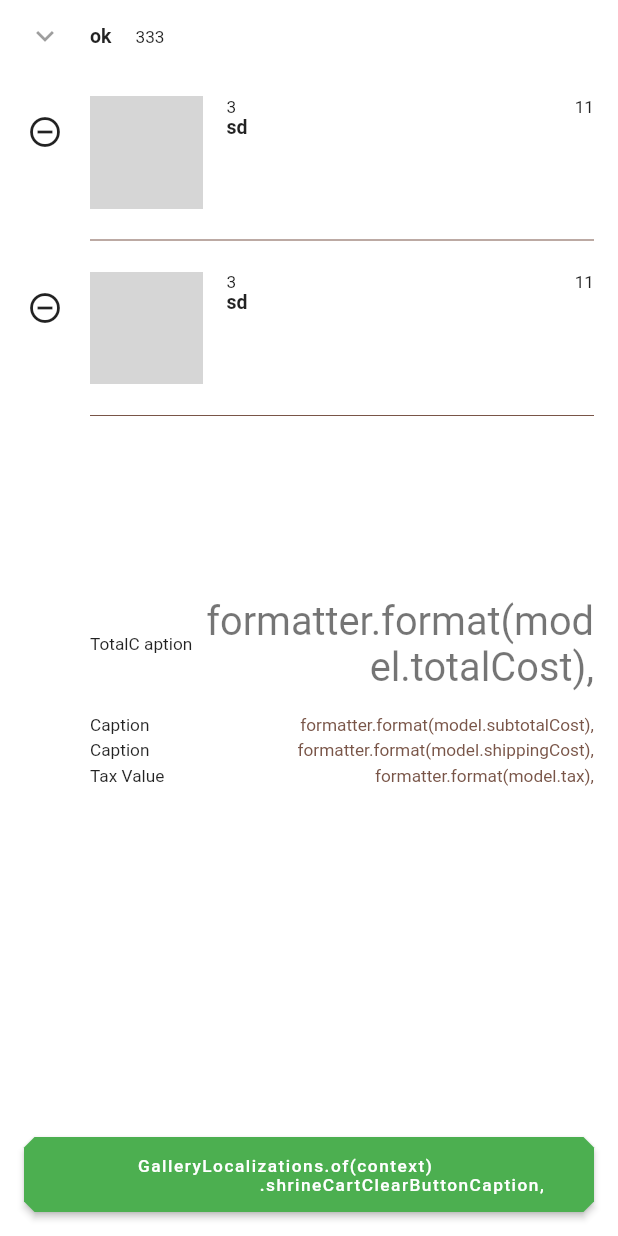
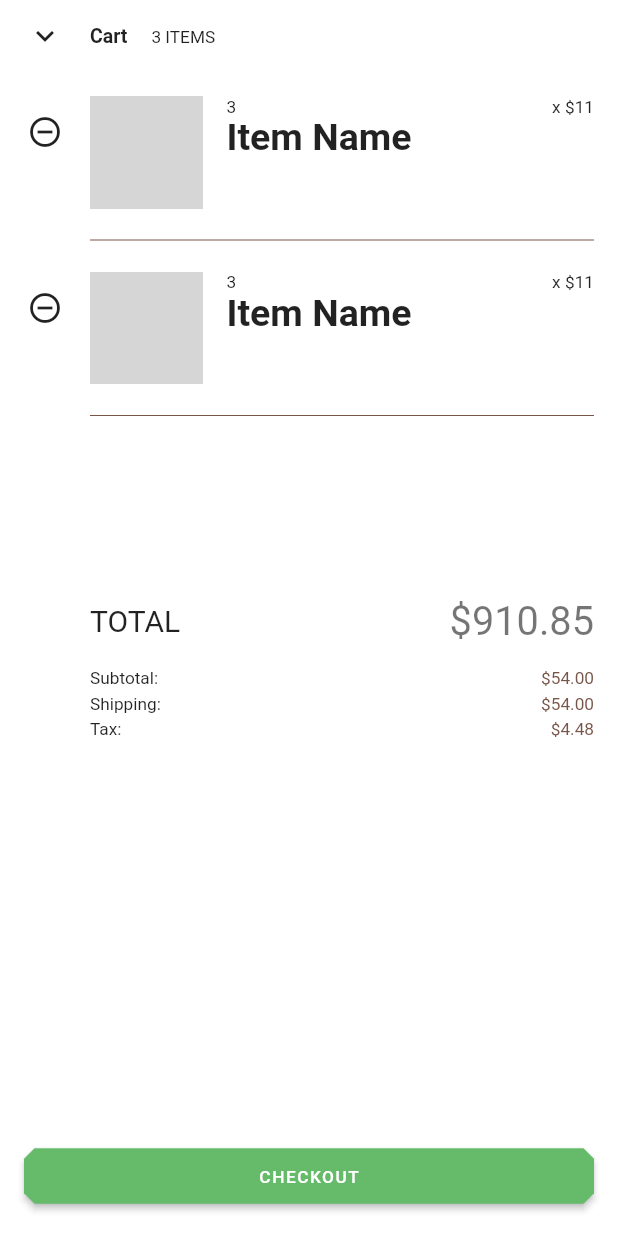
Before and after one commit to CreamyMilk/zukees, a Flutter app: the ShoppingCartPage screen opened by its route, on a phone screen of 412 x 824 dp. Run offline on Flutter 3.47's test engine with Material 2 defaults, Android fonts, the phone set to English and light mode, and no system bars; our stand-ins replace badges, cached_network_image, cloud_firestore, firebase_core, flare_flutter, flushbar and 7 more; accounts and stored records are empty; network calls fail; grey boxes are pictures that could not be loaded.

Commit message:
🛍 Update Cart page

```diff
--- a/lib/pages/shoppingCart.dart
+++ b/lib/pages/shoppingCart.dart
@@ -12,15 +12,30 @@ class ShoppingCartPage extends StatefulWidget {
 
 class _ShoppingCartPageState extends State<ShoppingCartPage> {
   List<Widget> _createShoppingCartRows() {
-    return [ShoppingCartRow(
-            product: Product(category: "null", id: 1, isFeatured: true, name: (_) { return "sd"; }, price: 11),
+    return [
+      ShoppingCartRow(
+        product: Product(
+            category: "null",
+            id: 1,
+            isFeatured: true,
+            name: (_) {
+              return "Item Name";
+            },
+            price: 11),
         quantity: 3,
         onPressed: () {
           // model.removeItemFromCart(id);
         },
       ),
       ShoppingCartRow(
-            product: Product(category: "null", id: 1, isFeatured: true, name: (_) { return "sd"; }, price: 11),
+        product: Product(
+            category: "null",
+            id: 1,
+            isFeatured: true,
+            name: (_) {
+              return "Item Name";
+            },
+            price: 11),
         quantity: 3,
         onPressed: () {
           // model.removeItemFromCart(id);
@@ -36,75 +51,63 @@ class _ShoppingCartPageState extends State<ShoppingCartPage> {
       backgroundColor: Colors.white,
       body: SafeArea(
         child: Container(
-
             child: Stack(
           children: [
             ListView(
               children: [
                 Semantics(
-                        sortKey:
-                            const OrdinalSortKey(0, name: _ordinalSortKeyName),
+                  sortKey: const OrdinalSortKey(0, name: _ordinalSortKeyName),
                   child: Row(
                     children: [
                       SizedBox(
                         width: _startColumnWidth,
                         child: IconButton(
                           icon: const Icon(Icons.keyboard_arrow_down),
-                                onPressed: null,),
+                          onPressed: () {
+                            Navigator.of(context).pop();
+                          },
+                        ),
                         //ExpandingBottomSheet.of(context).close(),
                         // tooltip: GalleryLocalizations.of(context)
                         //     .shrineTooltipCloseCart,
-
                       ),
                       Text(
-                         "ok",
+                        "Cart",
                         style: localTheme.textTheme.subtitle1
                             .copyWith(fontWeight: FontWeight.w600),
                       ),
                       const SizedBox(width: 16),
-                            Text(
-                              "333"
-                              ),
-
+                      Text("3 ITEMS"),
                     ],
                   ),
                 ),
                 const SizedBox(height: 16),
                 Semantics(
-                        sortKey:
-                            const OrdinalSortKey(1, name: _ordinalSortKeyName),
+                  sortKey: const OrdinalSortKey(1, name: _ordinalSortKeyName),
                   child: Column(
                     children: _createShoppingCartRows(),
                   ),
                 ),
-
                 const SizedBox(height: 100),
                 ShoppingCartSummary(),
               ],
-
             ),
             PositionedDirectional(
               bottom: 16,
               start: 16,
               end: 16,
-                    child: Semantics(
-                      sortKey:
-                          const OrdinalSortKey(3, name: _ordinalSortKeyName),
               child: ElevatedButton(
                 style: ElevatedButton.styleFrom(
                   shape: const BeveledRectangleBorder(
                     borderRadius: BorderRadius.all(Radius.circular(7)),
                   ),
-                          primary: Colors.green,
+                  primary: Colors.green[400],
                 ),
                 child: Padding(
                   padding: const EdgeInsets.symmetric(vertical: 12),
                   child: Text(
-                 """           GalleryLocalizations.of(context)
-                                .shrineCartClearButtonCaption,""",
-                            style: TextStyle(
-                                letterSpacing:
-                                    1.0),
+                    "CHECKOUT",
+                    style: TextStyle(letterSpacing: 1.0),
                   ),
                 ),
                 onPressed: () {
@@ -113,13 +116,9 @@ class _ShoppingCartPageState extends State<ShoppingCartPage> {
                 },
               ),
             ),
+          ],
+        )),
       ),
-                ],
-              )
-        ),
-          ),
-
-
     );
   }
 }
@@ -127,16 +126,12 @@ class _ShoppingCartPageState extends State<ShoppingCartPage> {
 class ShoppingCartSummary extends StatelessWidget {
   const ShoppingCartSummary();
 
-
-
   @override
   Widget build(BuildContext context) {
     final smallAmountStyle =
         Theme.of(context).textTheme.bodyText2.copyWith(color: Colors.brown);
-    final largeAmountStyle = Theme.of(context)
-        .textTheme
-        .headline4
-        .copyWith(letterSpacing:0.0);
+    final largeAmountStyle =
+        Theme.of(context).textTheme.headline4.copyWith(letterSpacing: 0.0);
     // final formatter = NumberFormat.simpleCurrency(
     //   decimalDigits: 2,
     //   locale: Localizations.localeOf(context).toString(),
@@ -155,11 +150,12 @@ class ShoppingCartSummary extends StatelessWidget {
                     crossAxisAlignment: CrossAxisAlignment.center,
                     children: [
                       Text(
-                       "TotalC aption"
+                        "TOTAL",
+                        style: TextStyle(fontSize: 20),
                       ),
                       Expanded(
                         child: Text(
-                          "formatter.format(model.totalCost),",
+                          "\$910.85",
                           style: largeAmountStyle,
                           textAlign: TextAlign.end,
                         ),
@@ -171,12 +167,10 @@ class ShoppingCartSummary extends StatelessWidget {
                 MergeSemantics(
                   child: Row(
                     children: [
-                Text(
-                       "Caption"
-                      ),
+                      Text("Subtotal:"),
                       Expanded(
                         child: Text(
-                       "   formatter.format(model.subtotalCost),",
+                          "\$54.00",
                           style: smallAmountStyle,
                           textAlign: TextAlign.end,
                         ),
@@ -188,12 +182,10 @@ class ShoppingCartSummary extends StatelessWidget {
                 MergeSemantics(
                   child: Row(
                     children: [
-                      Text(
-                       "Caption"
-                      ),
+                      Text("Shipping:"),
                       Expanded(
                         child: Text(
-                         " formatter.format(model.shippingCost),",
+                          "\$54.00",
                           style: smallAmountStyle,
                           textAlign: TextAlign.end,
                         ),
@@ -205,12 +197,10 @@ class ShoppingCartSummary extends StatelessWidget {
                 MergeSemantics(
                   child: Row(
                     children: [
-                      Text(
-                        "Tax Value"
-                      ),
+                      Text("Tax:"),
                       Expanded(
                         child: Text(
-                     "     formatter.format(model.tax),",
+                          "\$4.48",
                           style: smallAmountStyle,
                           textAlign: TextAlign.end,
                         ),
@@ -244,7 +234,6 @@ class ShoppingCartRow extends StatelessWidget {
     //   decimalDigits: 0,
     //   locale: Localizations.localeOf(context).toString(),
     // );
-    final localTheme = Theme.of(context);
 
     return Padding(
       padding: const EdgeInsets.only(bottom: 16),
@@ -257,7 +246,6 @@ class ShoppingCartRow extends StatelessWidget {
             child: IconButton(
               icon: const Icon(Icons.remove_circle_outline),
               onPressed: onPressed,
-
             ),
           ),
           Expanded(
@@ -269,7 +257,7 @@ class ShoppingCartRow extends StatelessWidget {
                     crossAxisAlignment: CrossAxisAlignment.start,
                     children: [
                       Image.network(
-                    "https://google.com/favicon.ico",
+                        "https://shop.twiga.ke/static/ac2803e0375850278fe923c52490784b/8ea22/eddacd9e-8170-4e1d-8cad-0a550d5c2a461604472076.52438.webp",
                         fit: BoxFit.cover,
                         width: 75,
                         height: 75,
@@ -277,31 +265,25 @@ class ShoppingCartRow extends StatelessWidget {
                       ),
                       const SizedBox(width: 16),
                       Expanded(
-                        child: MergeSemantics(
                         child: Column(
                           crossAxisAlignment: CrossAxisAlignment.start,
                           children: [
-                              MergeSemantics(
-                                child: Row(
+                            Row(
                               children: [
                                 Expanded(
                                   child: Text(
                                     "$quantity",
                                   ),
                                 ),
-                                    Text(
-                                   "${product.price}"),
-
+                                Text("x \$${product.price}"),
                               ],
-                                ),
                             ),
                             Text(
                               product.name(context),
-                                style: localTheme.textTheme.subtitle1
-                                    .copyWith(fontWeight: FontWeight.w600),
+                              style: TextStyle(
+                                  fontSize: 25, fontWeight: FontWeight.w600),
                             ),
                           ],
-                          ),
                         ),
                       ),
                     ],
--- a/lib/route_generator.dart
+++ b/lib/route_generator.dart
@@ -30,9 +30,10 @@ class RouteGenerator {
                 child: AnnotatedRegion<SystemUiOverlayStyle>(
                     value: SystemUiOverlayStyle(
                         statusBarColor: Colors.transparent,
+                        statusBarIconBrightness: Brightness.dark,
                         systemNavigationBarColor: Colors.white),
                     child: HoverLogin())));
-                          case '/cart':
+      case '/cart':
         return CupertinoPageRoute(
             settings: RouteSettings(),
             builder: (ctx) => AnnotatedRegion<SystemUiOverlayStyle>(
@@ -46,6 +47,7 @@ class RouteGenerator {
             builder: (ctx) => AnnotatedRegion<SystemUiOverlayStyle>(
                 value: SystemUiOverlayStyle(
                     statusBarColor: Colors.transparent,
+                    statusBarIconBrightness: Brightness.dark,
                     systemNavigationBarColor: Colors.white),
                 child: TermsAndConditonsWebView()));
       case '/home':
@@ -55,6 +57,7 @@ class RouteGenerator {
                 child: AnnotatedRegion<SystemUiOverlayStyle>(
                     value: SystemUiOverlayStyle(
                         statusBarColor: Colors.transparent,
+                        statusBarIconBrightness: Brightness.dark,
                         systemNavigationBarColor: Colors.white),
                     child: BaseTabView())));
       case '/alltens':
@@ -83,6 +86,7 @@ class RouteGenerator {
                 child: AnnotatedRegion<SystemUiOverlayStyle>(
                     value: SystemUiOverlayStyle(
                         statusBarColor: Colors.white,
+                        statusBarIconBrightness: Brightness.light,
                         systemNavigationBarColor: Colors.white),
                     child: ProductPage(
                       productID: args,
--- a/lib/tabs/home_tab.dart
+++ b/lib/tabs/home_tab.dart
@@ -20,8 +20,8 @@ class HomeTab extends StatelessWidget {
                 ),
                 Text("Hello from zukes 👋"),
                 UserProfileCard(),
-                CoolGraph(
-                    firestoreKey: "building8"), //Add Hive to proivde this value
+                CoolGraph(firestoreKey: "building8"),
+                SizedBox(height: 100) //Add Hive to proivde this value
               ],
             ),
           ),
--- a/lib/tabs/tabs_control.dart
+++ b/lib/tabs/tabs_control.dart
@@ -78,7 +78,9 @@ class _BaseTabViewState extends State<BaseTabView> {
                   backgroundColor: Colors.transparent,
                   elevation: 0.0,
                   actions: [
-                    Badge(
+                    Container(
+                      margin: EdgeInsets.only(left: 20),
+                      child: Badge(
                         badgeContent: Text('3'),
                         animationType: BadgeAnimationType.scale,
                         child: IconButton(
@@ -89,6 +91,7 @@ class _BaseTabViewState extends State<BaseTabView> {
                             onPressed: () {
                               Navigator.of(context).pushNamed('/cart');
                             }),
+                      ),
                     ),
                   ],
                   leading: IconButton(
```
Also changed, not shown: lib/pages/store/storefromnt.dart (+35 -26 lines), lib/tabs/profile_tab.dart (+24 -18 lines), 2 other files. Lines whose indentation alone changed are shown as unchanged.
